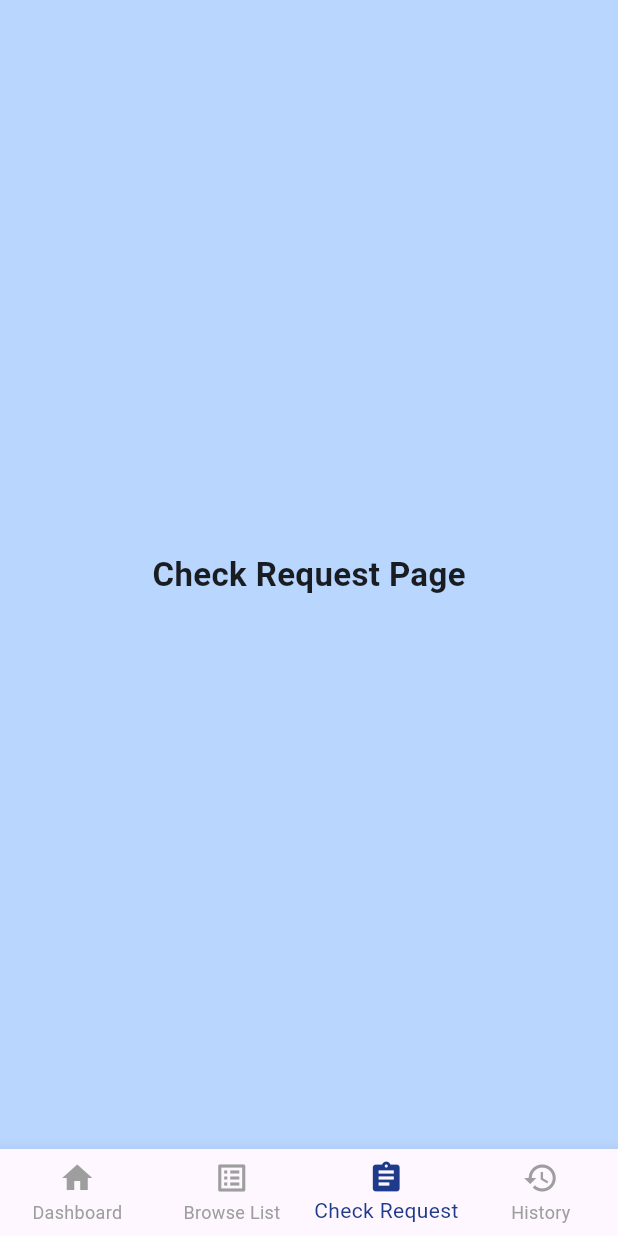
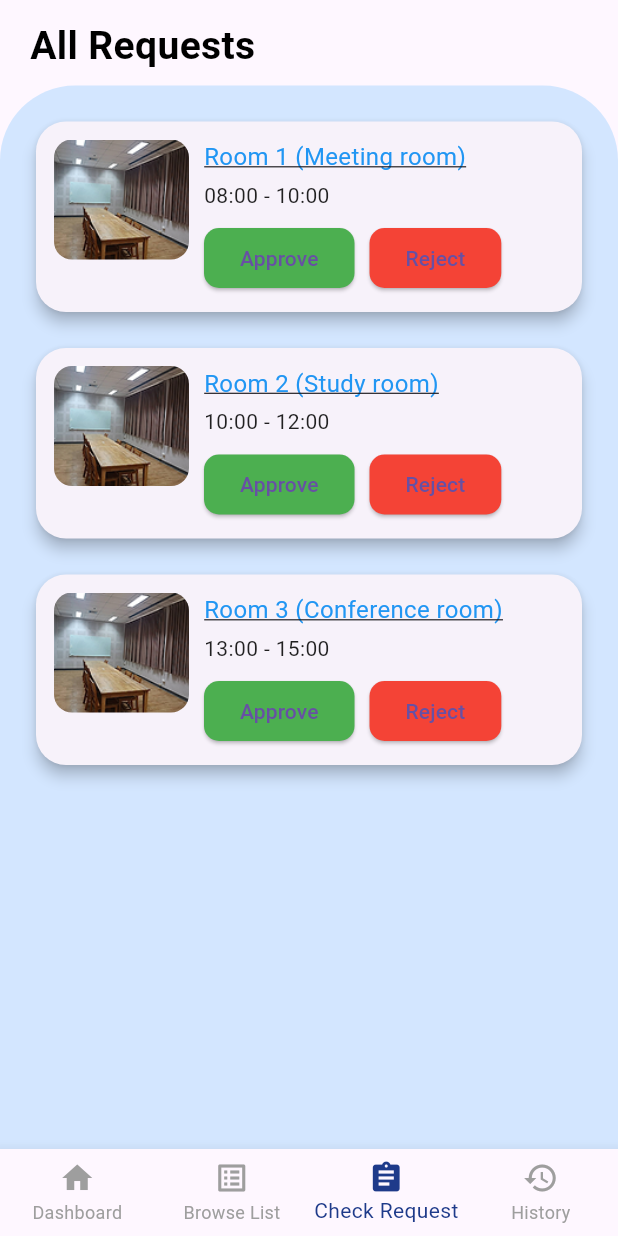
Before and after one commit to 6631501194-cmd/roombooking-frontend, a Flutter app: the screen it shows after launch, item 3 of the bottom bar chosen, on a phone screen of 412 x 824 dp. Run offline on Flutter 3.47's test engine with Material 3 defaults, Android fonts, the phone set to English and light mode, and no system bars.

Commit message:
merge check request funtion

```diff
--- /dev/null
+++ b/lib/CheckRequestPage.dart
@@ -0,0 +1,246 @@
+import 'package:flutter/material.dart';
+import 'package:flutter_application_1/history.dart';
+import 'lecturer_dashboard.dart';
+import 'lecture_BrowseList.dart';
+
+void main() {
+  runApp(const MyApp());
+}
+
+class MyApp extends StatelessWidget {
+  const MyApp({super.key});
+
+  @override
+  Widget build(BuildContext context) {
+    return const MaterialApp(
+      debugShowCheckedModeBanner: false,
+      home: MainNavigation(),
+    );
+  }
+}
+
+class MainNavigation extends StatefulWidget {
+  const MainNavigation({super.key});
+
+  @override
+  State<MainNavigation> createState() => _MainNavigationState();
+}
+
+class _MainNavigationState extends State<MainNavigation> {
+  int _selectedIndex = 2;
+  final List<Widget> _pages = const [
+    LectureDashboard(),
+    LectureBrowseList(),
+    CheckRequestPage(),
+    HistoryPage(),
+  ];
+
+  void _onItemTapped(int index) {
+    setState(() {
+      _selectedIndex = index;
+    });
+  }
+
+  @override
+  Widget build(BuildContext context) {
+    return Scaffold(
+      body: _pages[_selectedIndex],
+      bottomNavigationBar: BottomNavigationBar(
+        currentIndex: _selectedIndex,
+        selectedItemColor: const Color(0xFF1E3A8A),
+        unselectedItemColor: Colors.grey,
+        onTap: _onItemTapped,
+        type: BottomNavigationBarType.fixed,
+        items: const [
+          BottomNavigationBarItem(icon: Icon(Icons.home), label: "Dashboard"),
+          BottomNavigationBarItem(icon: Icon(Icons.list_alt), label: "Browse List"),
+          BottomNavigationBarItem(icon: Icon(Icons.assignment), label: "Check Request"),
+          BottomNavigationBarItem(icon: Icon(Icons.history), label: "History"),
+        ],
+      ),
+    );
+  }
+}
+
+class CheckRequestPage extends StatefulWidget {
+  const CheckRequestPage({super.key});
+
+  @override
+  State<CheckRequestPage> createState() => _CheckRequestPageState();
+}
+
+class _CheckRequestPageState extends State<CheckRequestPage> {
+  final List<Map<String, String>> bookedRooms = [
+    {'name': 'Room 1', 'type': 'Meeting room', 'time': '08:00 - 10:00'},
+    {'name': 'Room 2', 'type': 'Study room', 'time': '10:00 - 12:00'},
+    {'name': 'Room 3', 'type': 'Conference room', 'time': '13:00 - 15:00'},
+  ];
+
+  @override
+  Widget build(BuildContext context) {
+    return SafeArea(
+      child: Column(
+        crossAxisAlignment: CrossAxisAlignment.start,
+        children: [
+          const Padding(
+            padding: EdgeInsets.only(left: 20, right: 20, top: 12, bottom: 8),
+            child: Text(
+              'All Requests',
+              style: TextStyle(
+                fontSize: 26,
+                fontWeight: FontWeight.bold,
+                color: Colors.black,
+              ),
+            ),
+          ),
+          Expanded(
+            child: Container(
+              width: double.infinity,
+              decoration: const BoxDecoration(
+                color: Color(0xFFD3E6FF),
+                borderRadius: BorderRadius.only(
+                  topLeft: Radius.circular(50),
+                  topRight: Radius.circular(50),
+                ),
+              ),
+              child: Padding(
+                padding: const EdgeInsets.all(20.0),
+                child: bookedRooms.isEmpty
+                    ? const Center(
+                        child: Text(
+                          'No requests found',
+                          style: TextStyle(fontSize: 16, color: Colors.grey),
+                        ),
+                      )
+                    : ListView.builder(
+                        itemCount: bookedRooms.length,
+                        itemBuilder: (context, index) {
+                          final room = bookedRooms[index];
+                          return Padding(
+                            padding: const EdgeInsets.only(bottom: 16.0),
+                            child: Card(
+                              shape: RoundedRectangleBorder(
+                                borderRadius: BorderRadius.circular(20),
+                              ),
+                              elevation: 4,
+                              child: Padding(
+                                padding: const EdgeInsets.all(12.0),
+                               child: Row(
+  crossAxisAlignment: CrossAxisAlignment.start,
+  children: [
+    ClipRRect(
+      borderRadius: BorderRadius.circular(12),
+      child: Image.asset(
+        'assets/images/studyRoom1.png',
+        width: 90,
+        height: 80,
+        fit: BoxFit.cover,
+      ),
+    ),
+    const SizedBox(width: 10),
+    Expanded(
+      child: Column(
+        crossAxisAlignment: CrossAxisAlignment.start,
+        children: [
+          Text('${room['name']} (${room['type']})',
+              style: const TextStyle(
+                  fontSize: 16,
+                  color: Colors.blue,
+                  decoration: TextDecoration.underline)),
+          const SizedBox(height: 4),
+          Text(room['time'] ?? '',
+              style: const TextStyle(
+                  fontSize: 14, color: Colors.black87)),
+          const SizedBox(height: 8),
+          Wrap(
+            spacing: 10,
+            children: [
+              ElevatedButton(
+                onPressed: () => _showConfirmDialog(context, index, true),
+                style: ElevatedButton.styleFrom(
+                    backgroundColor: Colors.green,
+                    shape: RoundedRectangleBorder(
+                        borderRadius: BorderRadius.circular(10))),
+                child: const Text('Approve'),
+              ),
+              ElevatedButton(
+                onPressed: () => _showConfirmDialog(context, index, false),
+                style: ElevatedButton.styleFrom(
+                    backgroundColor: Colors.red,
+                    shape: RoundedRectangleBorder(
+                        borderRadius: BorderRadius.circular(10))),
+                child: const Text('Reject'),
+              ),
+            ],
+          ),
+        ],
+      ),
+    ),
+  ],
+),
+
+                              ),
+                            ),
+                          );
+                        },
+                      ),
+              ),
+            ),
+          ),
+        ],
+      ),
+    );
+  }
+
+  void _showConfirmDialog(BuildContext context, int index, bool isApprove) {
+    showDialog(
+      context: context,
+      barrierDismissible: false,
+      builder: (_) => AlertDialog(
+        backgroundColor: const Color(0xFFD1DCE4),
+        shape: RoundedRectangleBorder(
+          borderRadius: BorderRadius.circular(25),
+        ),
+        content: Column(
+          mainAxisSize: MainAxisSize.min,
+          children: [
+            Text(
+              'Are you sure to ${isApprove ? 'approve' : 'reject'} ?',
+              style: const TextStyle(fontSize: 18, fontWeight: FontWeight.w600),
+            ),
+            const SizedBox(height: 20),
+            Row(
+              mainAxisAlignment: MainAxisAlignment.center,
+              children: [
+                IconButton(
+                  icon: const Icon(Icons.check_circle, color: Colors.green, size: 36),
+                  onPressed: () {
+                    Navigator.pop(context);
+                    setState(() {
+                      bookedRooms.removeAt(index);
+                    });
+                    ScaffoldMessenger.of(context).showSnackBar(
+                      SnackBar(
+                        content: Text(
+                          isApprove
+                              ? 'Request approved (moved to history)'
+                              : 'Request rejected (moved to history)',
+                        ),
+                        backgroundColor: isApprove ? Colors.green : Colors.red,
+                      ),
+                    );
+                  },
+                ),
+                const SizedBox(width: 20),
+                IconButton(
+                  icon: const Icon(Icons.cancel, color: Colors.red, size: 36),
+                  onPressed: () => Navigator.pop(context),
+                ),
+              ],
+            ),
+          ],
+        ),
+      ),
+    );
+  }
+}
--- a/lib/main.dart
+++ b/lib/main.dart
@@ -1,4 +1,5 @@
 import 'package:flutter/material.dart';
+import 'package:flutter_application_1/CheckRequestPage.dart';
 import 'package:flutter_application_1/history.dart';
 import 'lecturer_dashboard.dart';
 import 'lecture_BrowseList.dart';
@@ -62,24 +63,3 @@ class _MainNavigationState extends State<MainNavigation> {
     );
   }
 }
-
-class CheckRequestPage extends StatelessWidget {
-  const CheckRequestPage({super.key});
-
-  @override
-  Widget build(BuildContext context) {
-    return const Scaffold(
-      backgroundColor: Color(0xFFB9D6FF),
-      body: Center(
-        child: Text(
-          "Check Request Page",
-          style: TextStyle(
-            fontSize: 22,
-            fontWeight: FontWeight.w600,
-            color: Colors.black87,
-          ),
-        ),
-      ),
-    );
-  }
-}
```
Also changed, not shown: lib/history.dart (+1 -12 lines), lib/lecture_requests.dart (deleted, +0 -294 lines).
